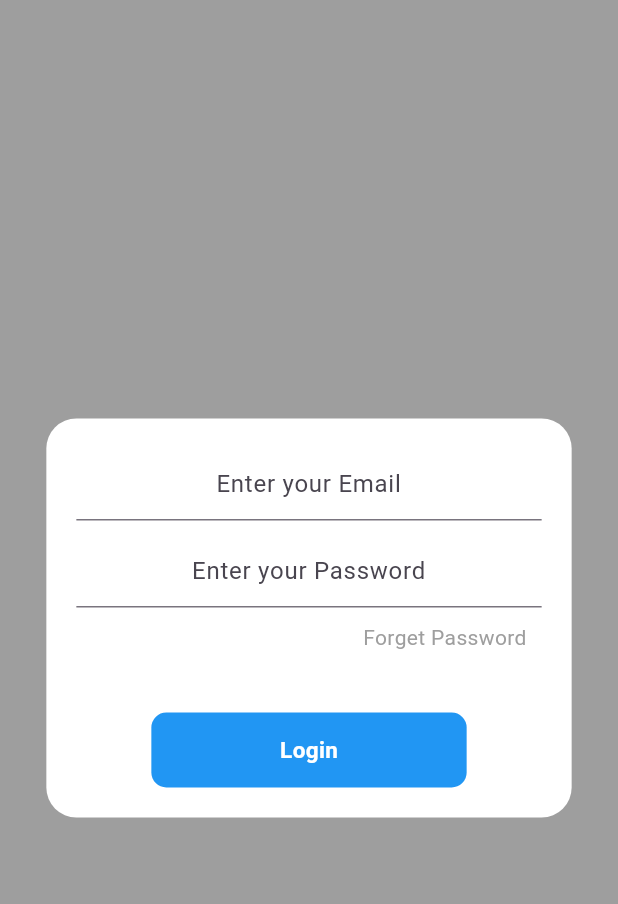
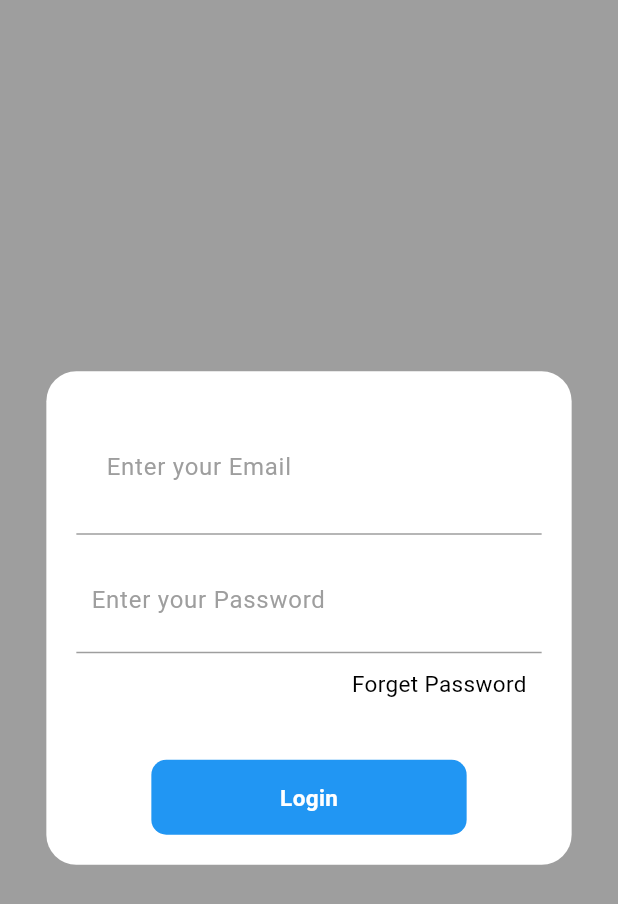
Before and after one commit to SanthoshKuma6/Practice_Flutter, a Flutter app: the screen it shows after launch, on a phone screen of 412 x 824 dp. Shown: the top 904 px of the screen. Run offline on Flutter 3.47's test engine with Material 3 defaults, Android fonts, the phone set to English and light mode, and no system bars.

Commit message:
Login Validation

```diff
--- a/lib/components/Login_Components.dart
+++ b/lib/components/Login_Components.dart
@@ -1,53 +1,61 @@
 import 'package:flutter/material.dart';
 
+class SimpleText extends StatelessWidget {
+  final String textLabel;
+final VoidCallback onPress;
+  SimpleText({required this.textLabel,required this.onPress});
 
-class SimpleText extends StatelessWidget{
   @override
   Widget build(BuildContext context) {
-    // TODO: implement build
-    return Column(
+    return GestureDetector(
+      child: Column(
         children: [
-        Container(
-          child:
-          Text("Forget Password",style: TextStyle(
-              color: Colors.white,
-              fontSize: 15,
-              fontWeight: FontWeight.bold
-          ),),
-
-        )
+          Text(
+            textLabel,
+            style: TextStyle(
+                color: Colors.black, fontSize: 15, fontWeight: FontWeight.normal),
+          ),
         ],
+      ),
     );
   }
 }
 
-class Button extends StatelessWidget{
+class Button extends StatelessWidget {
+  final VoidCallback onPress; // Callback function
+
+  Button({required this.onPress});
+
   @override
   Widget build(BuildContext context) {
-    return Container(
+    return GestureDetector(
+      onTap: onPress, // Add the onTap property to handle button press
+      child: Container(
         height: 50,
         margin: EdgeInsets.symmetric(horizontal: 50),
         decoration: BoxDecoration(
           color: Colors.blue,
           borderRadius: BorderRadius.circular(10),
-
         ),
         child: Center(
-        child: Text("Login",style: TextStyle(
+          child: Text(
+            "Login",
+            style: TextStyle(
               color: Colors.white,
               fontSize: 15,
-            fontWeight: FontWeight.bold
-        ),),
+              fontWeight: FontWeight.bold,
+            ),
+          ),
+        ),
       ),
     );
   }
 }
 
 
-
-
 class Header extends StatelessWidget {
   const Header({super.key});
+
   @override
   Widget build(BuildContext context) {
     return Container(
@@ -61,36 +69,52 @@ class Header extends StatelessWidget {
   }
 }
 
-class EmailTextField extends StatelessWidget{
+
+class EmailTextField extends StatelessWidget {
+  final String emailTextLabel;
+  final TextEditingController emailController;
+  final String? Function(String?)? validator; // Validator function
+
+  // Constructor
+  EmailTextField({
+    required this.emailTextLabel,
+    required this.emailController,
+    required this.validator,
+  });
+
   @override
   Widget build(BuildContext context) {
-    // TODO: implement build
     return Column(
       children: [
         Container(
           padding: EdgeInsets.all(20),
           decoration: BoxDecoration(
-            border: Border(
-              bottom: BorderSide(
-                color: Colors.grey
-              )
-            )
+            border: Border(bottom: BorderSide(color: Colors.grey)),
           ),
-          child: TextField(
+          child: TextFormField(
+            controller: emailController,
+            keyboardType: TextInputType.emailAddress,
             decoration: InputDecoration(
-                hintText: "Enter your Email",
+              hintText: emailTextLabel,
               hintStyle: TextStyle(color: Colors.grey),
-                border: InputBorder.none
+              border: InputBorder.none,
+            ),
+            validator: validator, // Add validator here
           ),
         ),
-        )
       ],
     );
   }
 }
 
 
-class PasswordFiled extends StatelessWidget{
+class PasswordFiled extends StatelessWidget {
+  final String PasswordTextLabel;
+  final TextEditingController passwordController;
+  final String Function(String?)? validator;
+
+  PasswordFiled({required this.PasswordTextLabel, required this.passwordController,required this.validator});
+
   @override
   Widget build(BuildContext context) {
     return Column(
@@ -98,21 +122,18 @@ class PasswordFiled extends StatelessWidget{
         Container(
           padding: EdgeInsets.all(10),
           decoration: BoxDecoration(
-              border: Border(
-                  bottom: BorderSide(
-                      color: Colors.grey
-                  )
-              )
-          ),
-          child: TextField(
+              border: Border(bottom: BorderSide(color: Colors.grey))),
+          child: TextFormField(
+            controller: passwordController,
+            keyboardType: TextInputType.number,
             decoration: InputDecoration(
-                hintText: "Enter your Password",
+                hintText: PasswordTextLabel,
                 hintStyle: TextStyle(color: Colors.grey),
                 border: InputBorder.none
             ),
+            validator: validator,
           ),
         ),
-
       ],
     );
   }
--- a/lib/screens/LoginScreen.dart
+++ b/lib/screens/LoginScreen.dart
@@ -1,5 +1,7 @@
 import 'package:flutter/material.dart';
 import '../components/Login_Components.dart';
+import 'ForgetScreen.dart';
+import 'HomeScreen.dart';
 
 class LoginScreen extends StatefulWidget {
   @override
@@ -7,6 +9,57 @@ class LoginScreen extends StatefulWidget {
 }
 
 class _LoginScreenState extends State<LoginScreen> {
+  final TextEditingController _emailController = TextEditingController();
+  final TextEditingController _passwordController = TextEditingController();
+  final _formKey = GlobalKey<FormState>();
+
+  String? _validateEmail(String? value) {
+    if (value == null || value.isEmpty) {
+      return "Email can't be empty";
+    }
+    final emailRegex = RegExp(r'^[\w-\.]+@([\w-]+\.)+[\w-]{2,4}$');
+    if (!emailRegex.hasMatch(value)) {
+      return "Enter a valid email address";
+    }
+    return null;
+  }
+
+  String _validatePassword(String? value) {
+    if (value == null || value.isEmpty) {
+      return "Password can't be empty";
+    }
+    if (value.length != 6) {
+      return "Password must be exactly 6 digits";
+    }
+    if (!RegExp(r'^\d+$').hasMatch(value)) {
+      return "Password must contain only digits";
+    }
+    return "";
+  }
+
+  void _submit() {
+    if (_formKey.currentState!.validate()) {
+      print("Submit button clicked!"); // Debug print
+      ScaffoldMessenger.of(context).showSnackBar(
+        SnackBar(content: Text("Validation successful! Navigating to Home...")),
+      );
+      Navigator.push(
+        context,
+        MaterialPageRoute(builder: (context) => HomeScreen()), // Navigate to Home
+      );
+      _emailController.clear();
+      _passwordController.clear();
+    }
+  }
+ void _submitForget() {
+      Navigator.pushReplacement(
+        context,
+        MaterialPageRoute(builder: (context) => ForgetScreen()), // Navigate to Home
+      );
+
+  }
+
+
   @override
   Widget build(BuildContext context) {
     return Scaffold(
@@ -33,21 +86,22 @@ class _LoginScreenState extends State<LoginScreen> {
                 color: Colors.white,
                 borderRadius: BorderRadius.circular(20),
               ),
+              child:
+
+              Form(
+                key: _formKey, // Use GlobalKey
                 child: Column(
                   mainAxisSize: MainAxisSize.min,
                   children: <Widget>[
-                  TextField(
-                    textAlign: TextAlign.center,
-                    decoration: InputDecoration(
-                      hintText: "Enter your Email",
-                    ),
-                  ),
+                    EmailTextField(
+                        emailController: _emailController,
+                        validator: _validateEmail,
+                        emailTextLabel: "Enter your Email"),
                     SizedBox(height: 10),
-                  TextField(
-                    textAlign: TextAlign.center,
-                    decoration: InputDecoration(
-                      hintText: "Enter your Password",
-                    ),
+                    PasswordFiled(
+                      passwordController: _passwordController,
+                      validator: _validatePassword,
+                      PasswordTextLabel: "Enter your Password",
                     ),
                     SizedBox(
                       height: 10,
@@ -55,18 +109,18 @@ class _LoginScreenState extends State<LoginScreen> {
                     Row(
                       mainAxisAlignment: MainAxisAlignment.end,
                       children: [
-                      Text(
-                        "Forget Password",
-                        style: TextStyle(fontSize: 14, color: Colors.grey),
-                      ),
+                        SimpleText(textLabel: "Forget Password",onPress: _submitForget),
                         SizedBox(width: 10),
                       ],
                     ),
                     SizedBox(
                       height: 40,
                     ),
-                  Button(),
+                    Button(
+                      onPress: _submit, // Link to the _submit method
+                    ),
                   ],
+                ),
               ),
             ),
           ),
```
Also changed, not shown: lib/screens/ForgetScreen.dart (added, +9 -0 lines). Lines whose indentation alone changed are shown as unchanged.
